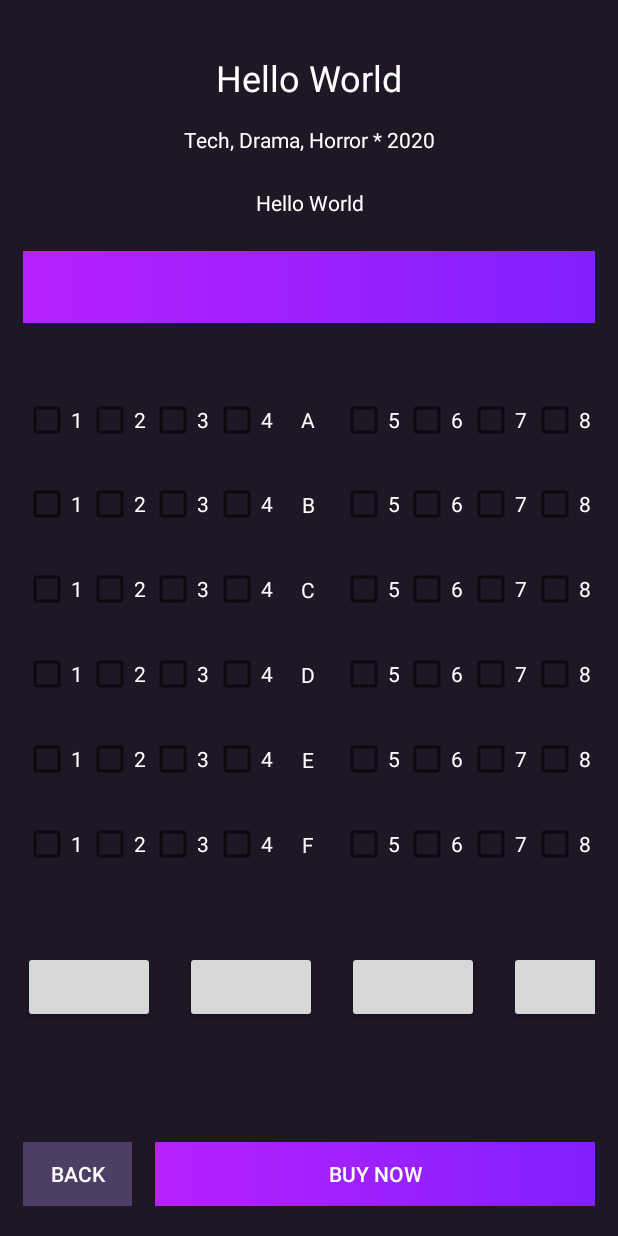
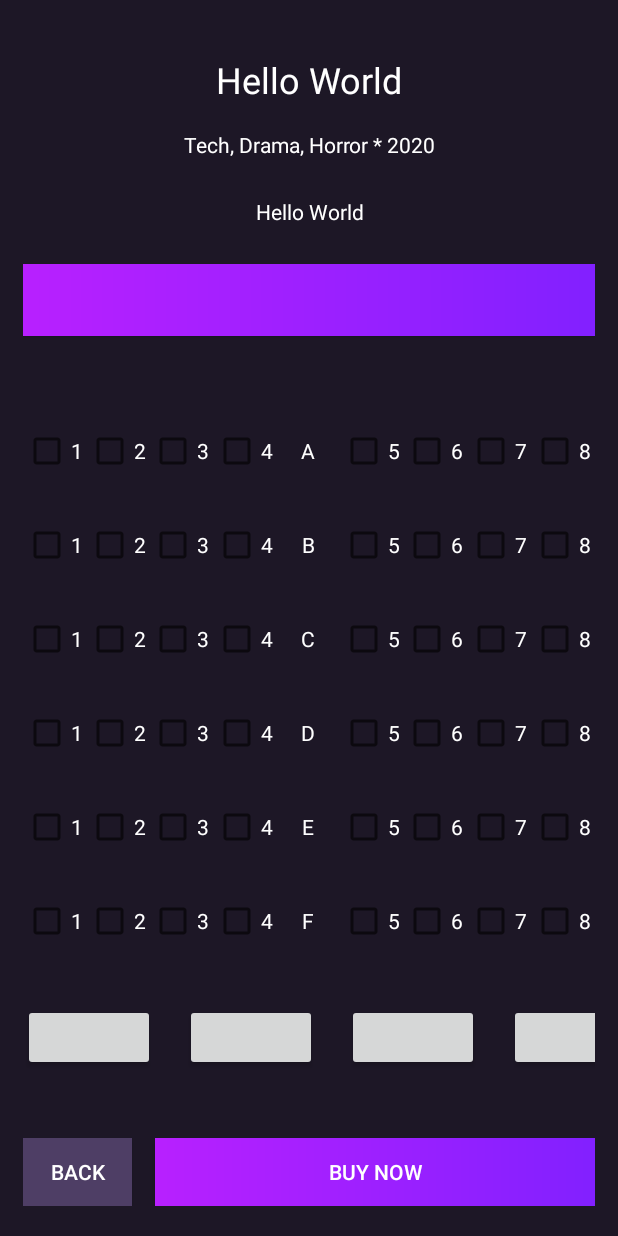
Before and after one commit to MinhTriet2104/di-dong-2-book-ticket, an Android app: the BookTicketActivity screen opened directly, with no data from a screen before it, on a phone screen of 412 x 824 dp. Run offline under Robolectric (Android 15) with nearby library versions, the phone set to English and light mode, and no system bars; our stand-ins replace Firebase (no records; nobody signed in at launch, a user with empty details on screens opened directly); plain views replace CustomToggleButton, GlowButton; 8 statements that could not run were skipped.

Commit message:
format book_ticket_layout by Minh Triet

```diff
--- a/app/src/main/res/layout/book_ticket_layout.xml
+++ b/app/src/main/res/layout/book_ticket_layout.xml
@@ -485,7 +485,7 @@
         <LinearLayout
             android:layout_width="match_parent"
             android:layout_height="0dp"
-            android:layout_weight="1"
+            android:layout_weight="0.5"
             android:orientation="horizontal"></LinearLayout>
 
     </LinearLayout>
@@ -494,7 +494,7 @@
     <LinearLayout
         android:layout_width="match_parent"
         android:layout_height="0dp"
-        android:layout_weight="2">
+        android:layout_weight="1">
 
         <androidx.recyclerview.widget.RecyclerView
             android:id="@+id/movieDate"
```
